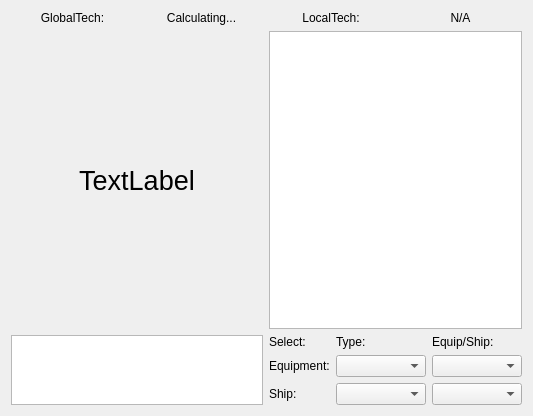
ibicdlcod/GuoMuoRuoProject, file CyberFleet/ClientGUI/ui/techview.ui: the form before one commit.
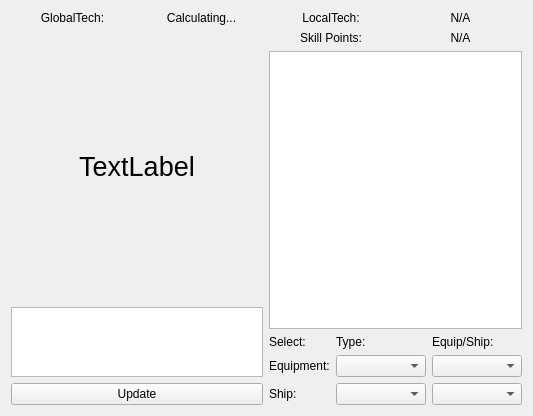
The form after the commit.

Commit message: skill points

Diff of the .ui file:
```diff
--- a/CyberFleet/ClientGUI/ui/techview.ui
+++ b/CyberFleet/ClientGUI/ui/techview.ui
@@ -13,7 +13,7 @@
   <property name="windowTitle">
    <string>Frame</string>
   </property>
-  <layout class="QHBoxLayout" name="horizontalLayout_3">
+  <layout class="QHBoxLayout" name="horizontalLayout_4">
    <item>
     <layout class="QVBoxLayout" name="globalView">
      <item>
@@ -77,10 +77,17 @@
        </property>
       </widget>
      </item>
+     <item>
+      <widget class="QPushButton" name="updateGlobalButton">
+       <property name="text">
+        <string>Update</string>
+       </property>
+      </widget>
+     </item>
     </layout>
    </item>
    <item>
-    <layout class="QVBoxLayout" name="verticalLayout_2">
+    <layout class="QVBoxLayout" name="verticalLayout">
      <item>
       <layout class="QHBoxLayout" name="horizontalLayout_2">
        <item>
@@ -105,6 +112,30 @@
        </item>
       </layout>
      </item>
+     <item>
+      <layout class="QHBoxLayout" name="horizontalLayout_3">
+       <item>
+        <widget class="QLabel" name="label_4">
+         <property name="text">
+          <string>Skill Points:</string>
+         </property>
+         <property name="alignment">
+          <set>Qt::AlignCenter</set>
+         </property>
+        </widget>
+       </item>
+       <item>
+        <widget class="QLabel" name="skillPointsValue">
+         <property name="text">
+          <string>N/A</string>
+         </property>
+         <property name="alignment">
+          <set>Qt::AlignCenter</set>
+         </property>
+        </widget>
+       </item>
+      </layout>
+     </item>
      <item>
       <widget class="QTableWidget" name="localViewTable"/>
      </item>
```
The commit also changes 12 other files.
